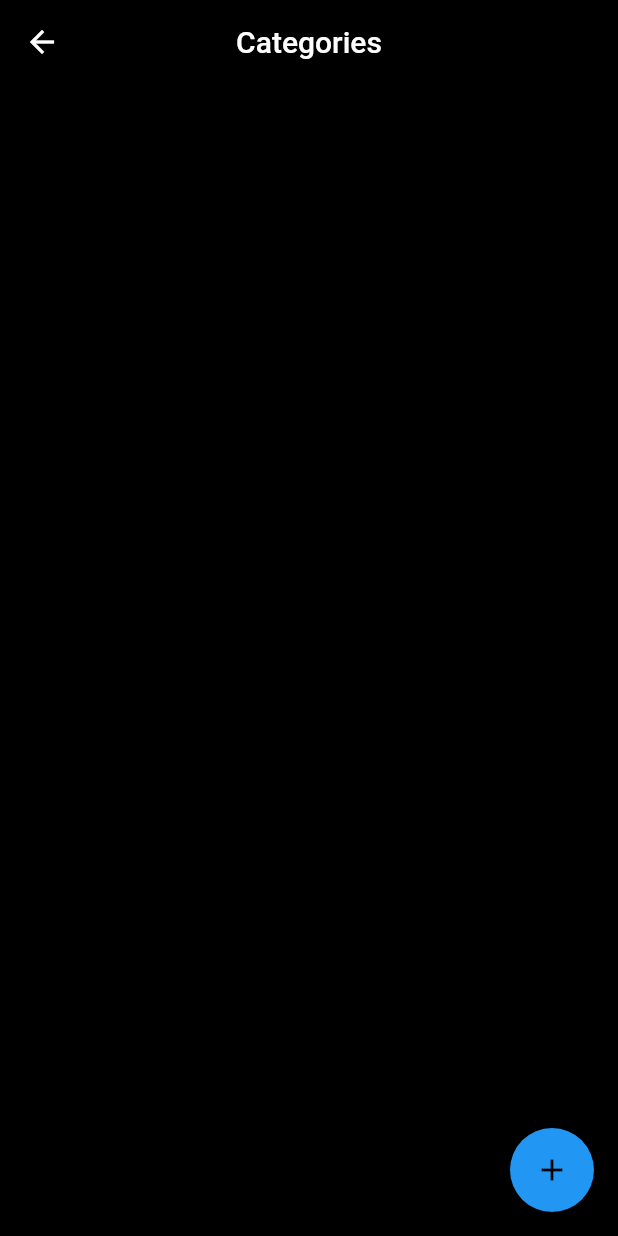
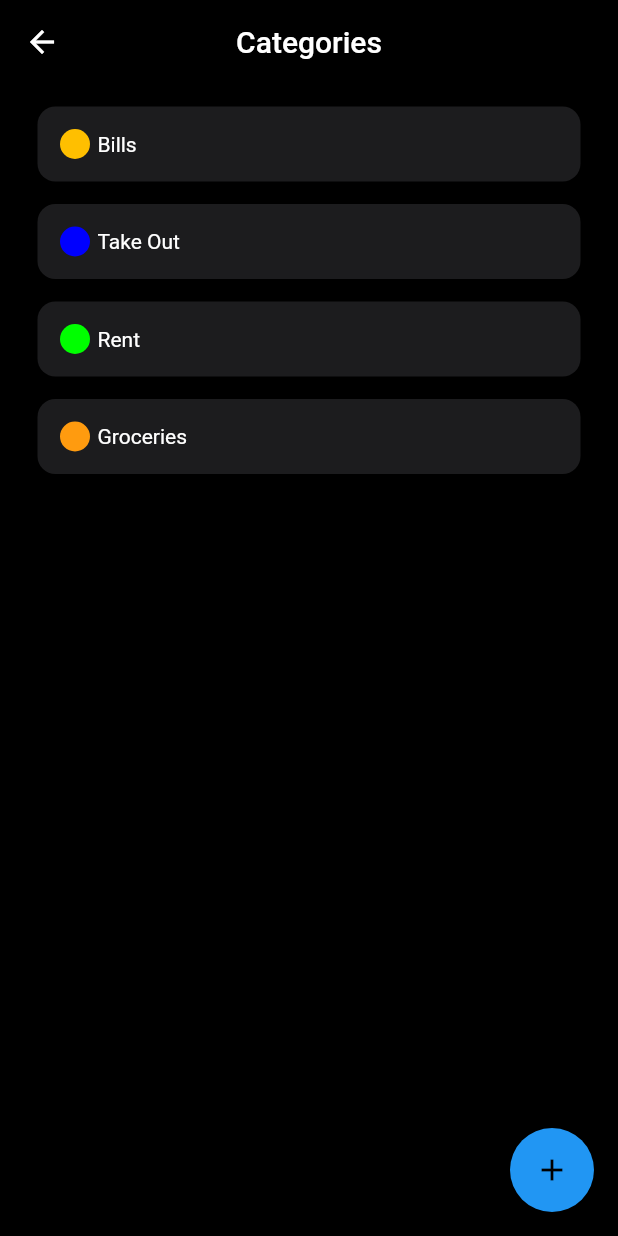
Before and after one commit to puneetkumarbajaj/expense_tracker, a Flutter app: the screen it shows after launch, item 4 of the bottom bar chosen, after a tap on "Categories", on a phone screen of 412 x 824 dp. Run offline on Flutter 3.47's test engine with Material 2 defaults, Android fonts, the phone set to English and light mode, and no system bars; drawn by our look-alikes of flutter_slidable; our stand-ins replace fl_chart, flutter_colorpicker, hive, hive_flutter; accounts and stored records are empty; statements that could not run were skipped.

Commit message:
modified:   lib/data/database.dart 	modified:   lib/pages/addExpense.dart 	modified:   lib/pages/categories.dart 	modified:   lib/pages/reports.dart 	modified:   lib/pages/settings.dart

```diff
--- a/lib/data/database.dart
+++ b/lib/data/database.dart
@@ -11,15 +11,17 @@ class ExpenseTrackerDataBase {
 
   void createInitialData() {
     categories = [
-      Category(name: "Bills", color: Color.fromARGB(255, 255, 191, 0)),
-      Category(name: "Take Out",color: Color.fromARGB(255, 0, 0, 255)),
-      Category(name: "Rent", color: Color.fromARGB(255, 0, 255, 0)),
-      Category(name: "Groceries", color: Color.fromARGB(255, 255, 155, 15))
+      Category(name: "Bills", color: Color(0xFFFFBF00)),
+      Category(name: "Take Out",color: Color(0xFF0000FF)),
+      Category(name: "Rent", color: Color(0xFF00FF00)),
+      Category(name: "Groceries", color: Color(0xFFFF9B0F))
     ];
     expenses = [
-      [12.5, "weekly", DateTime(2023, 10, 20), "Note", categories[1].name, categories[1].color],
-      [13.0, "none", DateTime(2023, 10, 19), "Note", categories[0].name, categories[0].color],
+      [12.5, "weekly", DateTime(2023, 10, 20), "Note", "Groceries", Color(0xFFFF9B0F)],
+      [13.0, "none", DateTime(2023, 10, 19), "Note", "Groceries", Color(0xFFFF9B0F)],
     ];
+    dataBox.put("CATEGORIES", categories);
+    dataBox.put("EXPENSES", expenses);
   }
 
   void loadData() async {
--- a/lib/pages/addExpense.dart
+++ b/lib/pages/addExpense.dart
@@ -150,9 +150,9 @@ class _AddExpenseState extends State<AddExpense>
                           context: context,
                           initialDate: DateTime.now(),
                           firstDate:
-                              DateTime(2022), // Modify as per your requirement
+                              DateTime(2022),
                           lastDate:
-                              DateTime(2024), // Modify as per your requirement
+                              DateTime(2024),
                         );
                         if (pickedDate != null && pickedDate != _selectedDate) {
                           setState(() {
@@ -172,7 +172,7 @@ class _AddExpenseState extends State<AddExpense>
                     title: const Text("Note"),
                     trailing: Container(
                       margin: const EdgeInsets.fromLTRB(10, 10, 0, 10),
-                      width: 150, // adjust as per your needs
+                      width: 150,
                       child: TextField(
                         controller: _noteController,
                         onChanged: (value) {
--- a/lib/pages/categories.dart
+++ b/lib/pages/categories.dart
@@ -86,6 +86,7 @@ class _CategoriesState extends State<Categories> {
       body: ListView.builder(
         itemCount: db.categories.length,
         itemBuilder: (context, index) {
+          debugPrint(db.categories[index].color.toString());
           return CategoryTile(
             categoryName: db.categories[index].name,
             categoryColor: db.categories[index].color,
--- a/lib/pages/reports.dart
+++ b/lib/pages/reports.dart
@@ -242,7 +242,7 @@ List<BarChartGroupData> generateBarGroups() {
                         sectionsSpace: 1,
                         centerSpaceRadius: 0,
                         sections:
-                            showingSections(), // Make sure showingSections() is updated to use Category class
+                            showingSections(),
                       ),
                     ),
                   ),
```
Also changed, not shown: lib/pages/settings.dart (+9 -2 lines).
